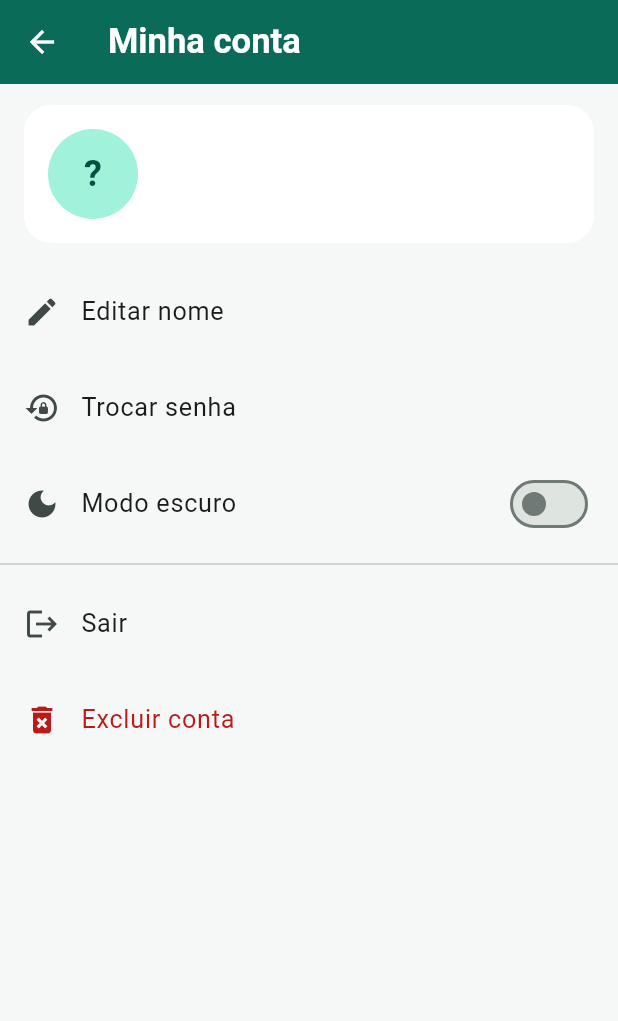
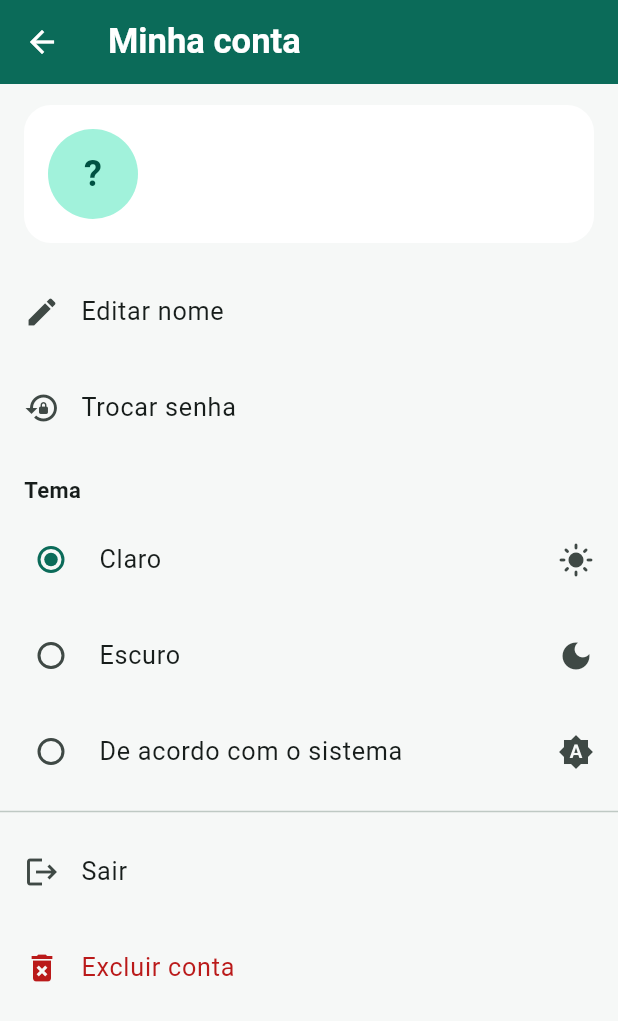
Before and after one commit to TheDorival/cuida-bem, a Flutter app: the GruposScreen screen opened directly, after a tap on the "account circle" icon, on a phone screen of 412 x 824 dp. Shown: the top 1021 px of the screen. Run offline on Flutter 3.47's test engine with Material 3 defaults, Android fonts, the phone set to English and light mode, and no system bars; our stand-ins replace connectivity_plus, firebase_auth, firebase_core, firebase_messaging, shared_preferences; accounts and stored records are empty; network calls fail.

Commit message:
feat: tema com tres opcoes (claro, escuro, seguir o sistema) no menu e no perfil

```diff
--- a/app/lib/providers/tema_provider.dart
+++ b/app/lib/providers/tema_provider.dart
@@ -1,15 +1,27 @@
 import 'package:flutter/material.dart';
 import 'package:shared_preferences/shared_preferences.dart';
 
-/// Controla o modo de tema (claro/escuro) com persistencia local.
-/// Padrao: tema claro. So fica escuro se o usuario escolher e a preferencia
-/// fica salva entre sessoes.
+/// Controla o modo de tema (claro/escuro/sistema) com persistencia local.
+/// Padrao: claro. O usuario pode escolher claro, escuro ou seguir o sistema,
+/// e a escolha fica salva entre sessoes.
 class TemaProvider extends ChangeNotifier {
   static const _chave = 'tema_modo';
   ThemeMode _modo = ThemeMode.light;
 
   ThemeMode get modo => _modo;
   bool get escuro => _modo == ThemeMode.dark;
+
+  // Icone que representa o modo atual (para o botao do cabecalho).
+  IconData get icone {
+    switch (_modo) {
+      case ThemeMode.light:
+        return Icons.light_mode;
+      case ThemeMode.dark:
+        return Icons.dark_mode;
+      case ThemeMode.system:
+        return Icons.brightness_auto;
+    }
+  }
 
   Future<void> carregar() async {
     final prefs = await SharedPreferences.getInstance();
@@ -32,8 +44,10 @@ class TemaProvider extends ChangeNotifier {
         return ThemeMode.dark;
       case 'light':
         return ThemeMode.light;
+      case 'system':
+        return ThemeMode.system;
       default:
-        // Sem preferencia salva (ou valor antigo 'system'): abre no claro.
+        // Sem preferencia salva: abre no claro.
         return ThemeMode.light;
     }
   }
--- a/app/lib/screens/grupos_screen.dart
+++ b/app/lib/screens/grupos_screen.dart
@@ -165,13 +165,18 @@ class _GruposScreenState extends State<GruposScreen> {
               const Text('CuidaBem',
                   style: TextStyle(color: Colors.white, fontSize: 18, fontWeight: FontWeight.w700)),
               const Spacer(),
-              IconButton(
-                onPressed: () => context.read<TemaProvider>().alternar(),
-                icon: Icon(
-                  context.watch<TemaProvider>().escuro ? Icons.light_mode : Icons.dark_mode,
-                  color: Colors.white,
-                ),
-                tooltip: 'Alternar tema claro/escuro',
+              PopupMenuButton<ThemeMode>(
+                tooltip: 'Tema',
+                icon: Icon(context.watch<TemaProvider>().icone, color: Colors.white),
+                onSelected: (m) => context.read<TemaProvider>().definir(m),
+                itemBuilder: (_) {
+                  final atual = context.read<TemaProvider>().modo;
+                  return [
+                    _itemTema(ThemeMode.light, Icons.light_mode, 'Claro', atual),
+                    _itemTema(ThemeMode.dark, Icons.dark_mode, 'Escuro', atual),
+                    _itemTema(ThemeMode.system, Icons.brightness_auto, 'De acordo com o sistema', atual),
+                  ];
+                },
               ),
               IconButton(
                 onPressed: _entrarConvite,
@@ -197,6 +202,18 @@ class _GruposScreenState extends State<GruposScreen> {
           ),
         ],
       ),
+    );
+  }
+
+  PopupMenuItem<ThemeMode> _itemTema(ThemeMode modo, IconData icone, String texto, ThemeMode atual) {
+    return PopupMenuItem<ThemeMode>(
+      value: modo,
+      child: Row(children: [
+        Icon(icone, size: 20),
+        const SizedBox(width: 12),
+        Expanded(child: Text(texto)),
+        if (modo == atual) const Icon(Icons.check, size: 18),
+      ]),
     );
   }
 
--- a/app/lib/screens/perfil_screen.dart
+++ b/app/lib/screens/perfil_screen.dart
@@ -59,11 +59,30 @@ class PerfilScreen extends StatelessWidget {
               title: const Text('Trocar senha'),
               onTap: () => _trocarSenha(context),
             ),
-          SwitchListTile(
+          const Padding(
+            padding: EdgeInsets.fromLTRB(16, 12, 16, 4),
+            child: Text('Tema', style: TextStyle(fontWeight: FontWeight.w700)),
+          ),
+          RadioListTile<ThemeMode>(
+            secondary: const Icon(Icons.light_mode),
+            title: const Text('Claro'),
+            value: ThemeMode.light,
+            groupValue: tema.modo,
+            onChanged: (m) => context.read<TemaProvider>().definir(m!),
+          ),
+          RadioListTile<ThemeMode>(
             secondary: const Icon(Icons.dark_mode),
-            title: const Text('Modo escuro'),
-            value: tema.escuro,
-            onChanged: (_) => context.read<TemaProvider>().alternar(),
+            title: const Text('Escuro'),
+            value: ThemeMode.dark,
+            groupValue: tema.modo,
+            onChanged: (m) => context.read<TemaProvider>().definir(m!),
+          ),
+          RadioListTile<ThemeMode>(
+            secondary: const Icon(Icons.brightness_auto),
+            title: const Text('De acordo com o sistema'),
+            value: ThemeMode.system,
+            groupValue: tema.modo,
+            onChanged: (m) => context.read<TemaProvider>().definir(m!),
           ),
           const Divider(),
           ListTile(
```
